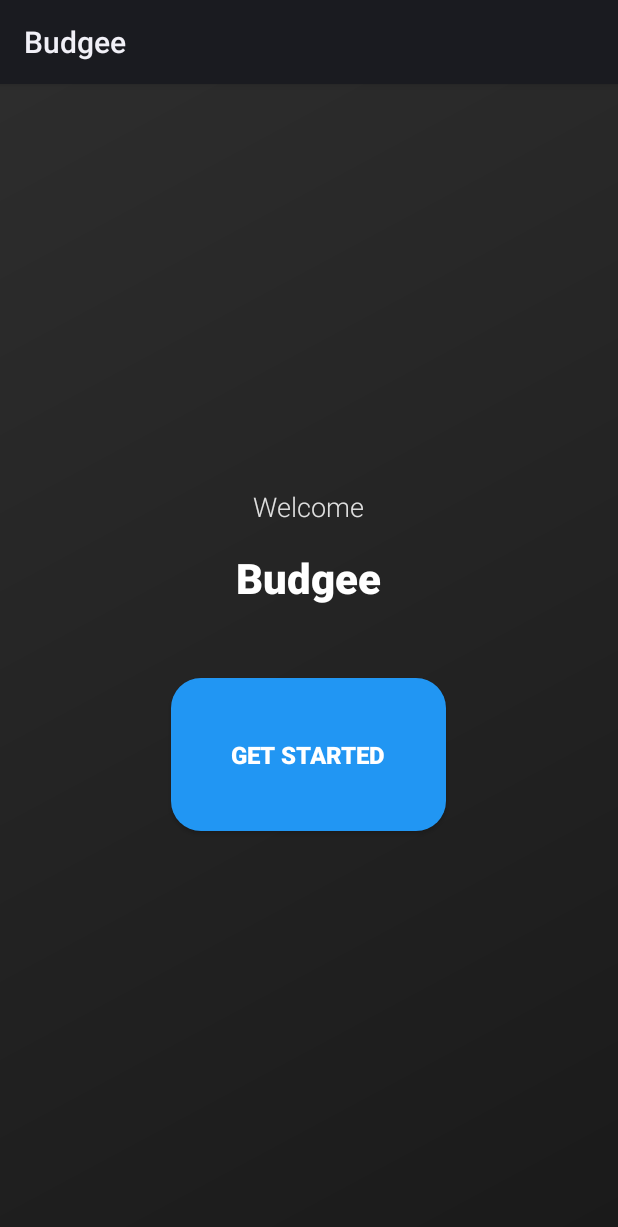
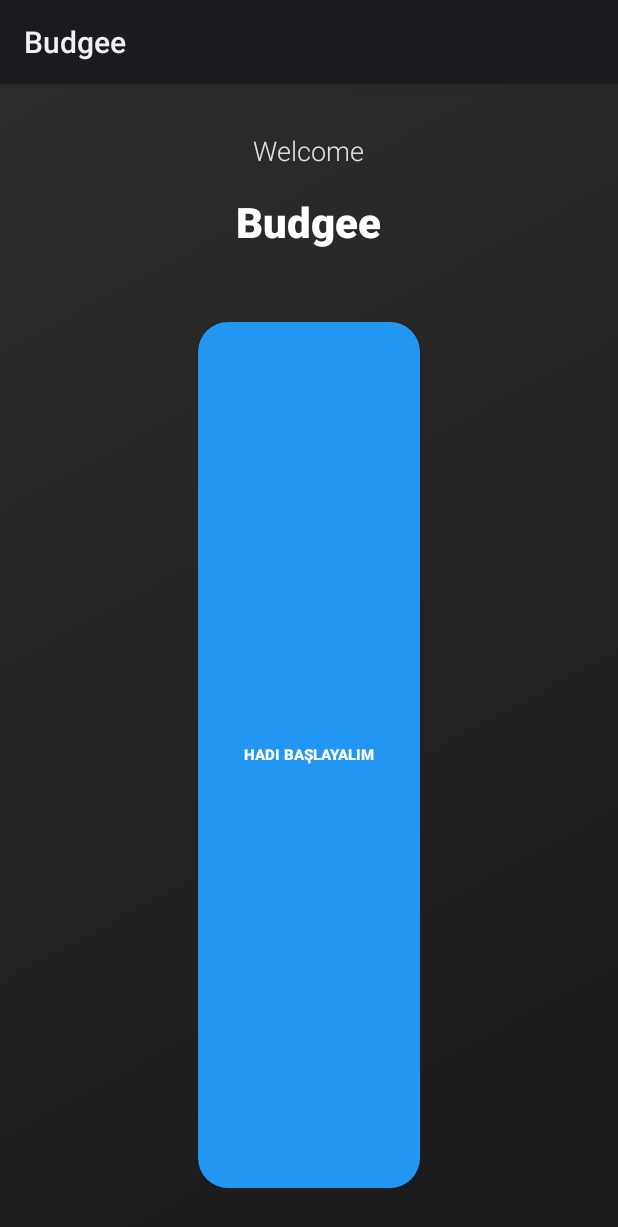
Before and after one commit to salihkkus/Budgee, an Android app: the screen it shows after launch (WelcomeActivity), on a phone screen of 412 x 824 dp. Shown: the top 1227 px of the screen. Run offline under Robolectric (Android 15) with nearby library versions, the phone set to English and light mode, and no system bars.

Commit message:
Update welcome button style and add App Insights config
Modified the 'Get Started' button in activity_welcome.xml to adjust its width, margins, padding, text, and size. Added .idea/appInsightsSettings.xml for Android Vitals tab configuration.

```diff
--- a/Budgee/app/src/main/res/layout/activity_welcome.xml
+++ b/Budgee/app/src/main/res/layout/activity_welcome.xml
@@ -35,15 +35,18 @@
     <!-- Get Started Button -->
     <Button
         android:id="@+id/getStartedButton"
-        android:layout_width="wrap_content"
+        android:layout_width="148dp"
         android:layout_height="wrap_content"
-        android:text="Get Started"
+        android:layout_marginStart="32dp"
+        android:layout_marginEnd="32dp"
+        android:layout_weight="1"
+        android:background="@drawable/button_background"
+        android:elevation="4dp"
+        android:fontFamily="sans-serif-medium"
+        android:padding="@dimen/button_padding"
+        android:text="Hadi Başlayalım"
         android:textColor="#FFFFFF"
-        android:textSize="16sp"
-        android:textStyle="bold"
-        android:padding="40dp"
-        android:background="@drawable/button_background"
-        android:fontFamily="sans-serif-medium"
-        android:elevation="4dp" />
+        android:textSize="10dp"
+        android:textStyle="bold" />
 
 </LinearLayout>
```
